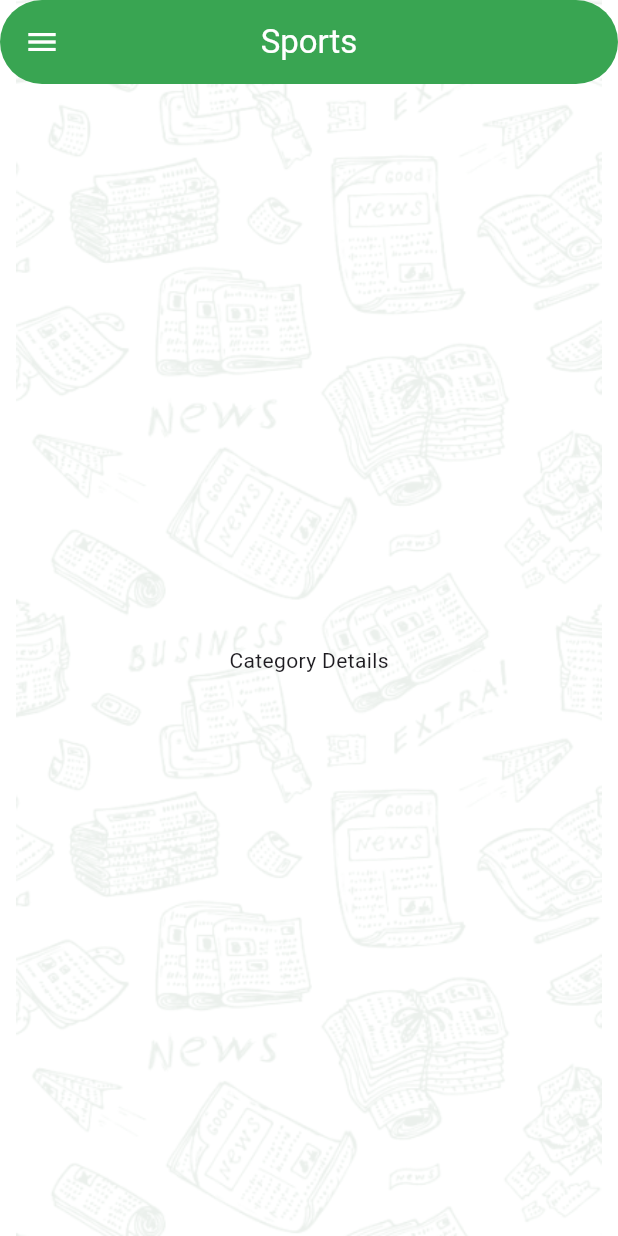
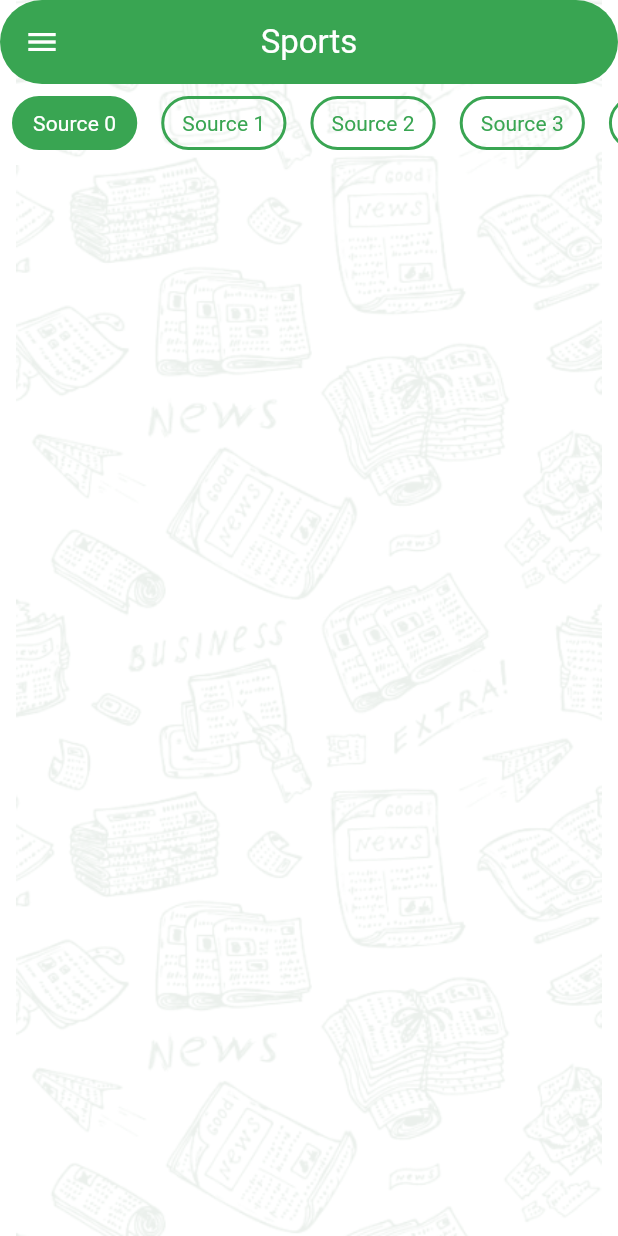
Before and after one commit to MoatazAbdElwhab/news_app, a Flutter app: the screen it shows after launch, after a tap on "Sports", on a phone screen of 412 x 824 dp. Run offline on Flutter 3.47's test engine with Material 3 defaults, Android fonts, the phone set to English and light mode, and no system bars.

Commit message:
Finish tabs UI

```diff
--- a/lib/app_theme.dart
+++ b/lib/app_theme.dart
@@ -36,6 +36,11 @@ class AppTheme {
         fontWeight: FontWeight.bold,
         color: white,
       ),
+      titleSmall: TextStyle(
+        fontSize: 14,
+        fontWeight: FontWeight.w400,
+        color: black,
+      ),
     ),
   );
   static ThemeData darkTheme = ThemeData();
--- a/lib/categories/category_details.dart
+++ b/lib/categories/category_details.dart
@@ -1,13 +1,24 @@
 import 'package:flutter/material.dart';
+import 'package:news_app/models/source_model.dart';
+import 'package:news_app/tabs/sources_tabs.dart';
 
-class CategoryDetails extends StatelessWidget {
+class CategoryDetails extends StatefulWidget {
   final String selectedCategory;
   const CategoryDetails({super.key, required this.selectedCategory});
 
   @override
+  State<CategoryDetails> createState() => _CategoryDetailsState();
+}
+
+class _CategoryDetailsState extends State<CategoryDetails> {
+  List<SourceModel> sources = List.generate(
+    10,
+    (index) => SourceModel(id: '$index', name: 'Source $index'),
+  );
+  @override
   Widget build(BuildContext context) {
-    return const Center(
-      child: Text('Category Details'),
+    return SourcesTabs(
+      sources: sources,
     );
   }
 }
--- /dev/null
+++ b/lib/models/source_model.dart
@@ -0,0 +1,6 @@
+class SourceModel {
+  final String id;
+  final String name;
+
+  SourceModel({required this.id, required this.name});
+}
--- /dev/null
+++ b/lib/tabs/sources_tabs.dart
@@ -0,0 +1,46 @@
+import 'package:flutter/material.dart';
+import 'package:news_app/models/source_model.dart';
+import 'package:news_app/tabs/tab_item.dart';
+
+class SourcesTabs extends StatefulWidget {
+  final List<SourceModel> sources;
+  const SourcesTabs({super.key, required this.sources});
+
+  @override
+  State<SourcesTabs> createState() => _SourcesTabsState();
+}
+
+class _SourcesTabsState extends State<SourcesTabs> {
+  int selectedTabIndex = 0;
+  @override
+  Widget build(BuildContext context) {
+    return Column(
+      children: [
+        DefaultTabController(
+          length: widget.sources.length,
+          child: TabBar(
+            onTap: (index) {
+              selectedTabIndex = index;
+              setState(() {});
+            },
+            dividerColor: Colors.transparent,
+            indicatorColor: Colors.transparent,
+            overlayColor: WidgetStateProperty.all(Colors.transparent),
+            tabAlignment: TabAlignment.start,
+            labelPadding: const EdgeInsets.symmetric(horizontal: 8.0),
+            isScrollable: true,
+            tabs: widget.sources
+                .map(
+                  (source) => TabItem(
+                    sourceName: source.name,
+                    isSelectedItem:
+                        widget.sources.indexOf(source) == selectedTabIndex,
+                  ),
+                )
+                .toList(),
+          ),
+        ),
+      ],
+    );
+  }
+}
--- /dev/null
+++ b/lib/tabs/tab_item.dart
@@ -0,0 +1,27 @@
+import 'package:flutter/material.dart';
+import 'package:news_app/app_theme.dart';
+
+class TabItem extends StatelessWidget {
+  final String sourceName;
+  final bool isSelectedItem;
+  const TabItem(
+      {super.key, required this.sourceName, required this.isSelectedItem});
+
+  @override
+  Widget build(BuildContext context) {
+    return Container(
+      margin: EdgeInsets.symmetric(vertical: 8),
+      padding: EdgeInsets.symmetric(vertical: 6, horizontal: 12),
+      decoration: BoxDecoration(
+        color: isSelectedItem ? AppTheme.primary : null,
+        border: Border.all(width: 2, color: AppTheme.primary),
+        borderRadius: BorderRadius.circular(25),
+      ),
+      child: Text(
+        sourceName,
+        style: Theme.of(context).textTheme.titleSmall?.copyWith(
+            color: isSelectedItem ? AppTheme.white : AppTheme.primary),
+      ),
+    );
+  }
+}
```
